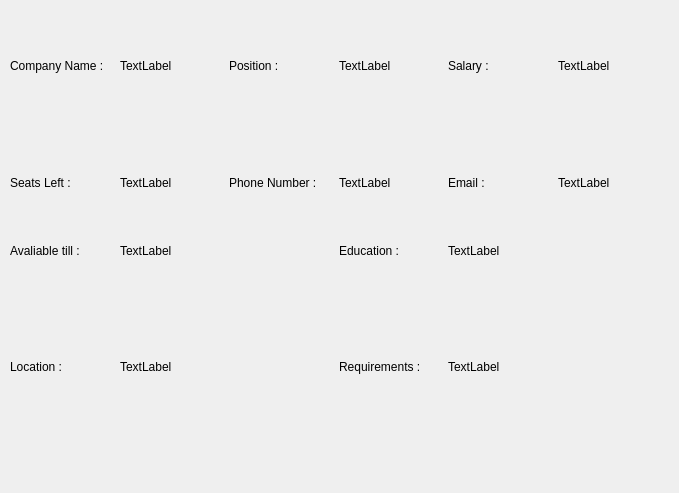
Above: viewJob.ui from santabou/JobMatch before the change. Below: the same form after it.
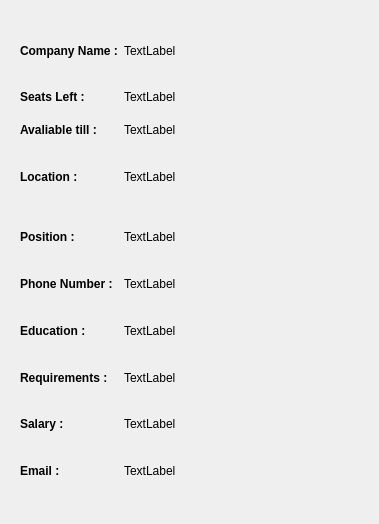
That is the form after the change.

```diff
--- a/viewJob.ui
+++ b/viewJob.ui
@@ -6,8 +6,8 @@
    <rect>
     <x>0</x>
     <y>0</y>
-    <width>679</width>
-    <height>493</height>
+    <width>379</width>
+    <height>524</height>
    </rect>
   </property>
   <property name="windowTitle">
@@ -16,20 +16,58 @@
   <widget class="QWidget" name="gridLayoutWidget">
    <property name="geometry">
     <rect>
-     <x>10</x>
-     <y>10</y>
-     <width>651</width>
+     <x>20</x>
+     <y>30</y>
+     <width>341</width>
      <height>461</height>
     </rect>
    </property>
    <layout class="QGridLayout" name="gridLayout">
-    <item row="0" column="5">
-     <widget class="QLabel" name="sallabel">
+    <item row="2" column="0" alignment="Qt::AlignTop">
+     <widget class="QLabel" name="label_13">
+      <property name="font">
+       <font>
+        <bold>true</bold>
+       </font>
+      </property>
       <property name="text">
+       <string>Avaliable till :</string>
+      </property>
+     </widget>
+    </item>
+    <item row="6" column="1" alignment="Qt::AlignTop">
+     <widget class="QLabel" name="loclabel">
+      <property name="text">
        <string>TextLabel</string>
       </property>
      </widget>
     </item>
+    <item row="8" column="1">
+     <widget class="QLabel" name="pnblabel">
+      <property name="text">
+       <string>TextLabel</string>
+      </property>
+     </widget>
+    </item>
+    <item row="9" column="1">
+     <widget class="QLabel" name="edulabel">
+      <property name="text">
+       <string>TextLabel</string>
+      </property>
+     </widget>
+    </item>
+    <item row="6" column="0" alignment="Qt::AlignTop">
+     <widget class="QLabel" name="label_16">
+      <property name="font">
+       <font>
+        <bold>true</bold>
+       </font>
+      </property>
+      <property name="text">
+       <string>Location :</string>
+      </property>
+     </widget>
+    </item>
     <item row="1" column="1">
      <widget class="QLabel" name="seatlabel">
       <property name="text">
@@ -37,125 +75,100 @@
       </property>
      </widget>
     </item>
-    <item row="0" column="1">
-     <widget class="QLabel" name="cnlabel">
+    <item row="10" column="1">
+     <widget class="QLabel" name="reqlabel">
       <property name="text">
        <string>TextLabel</string>
       </property>
      </widget>
     </item>
-    <item row="1" column="2">
-     <widget class="QLabel" name="label_7">
-      <property name="text">
-       <string>Phone Number :</string>
-      </property>
-     </widget>
-    </item>
-    <item row="0" column="2">
+    <item row="7" column="0">
      <widget class="QLabel" name="label_3">
+      <property name="font">
+       <font>
+        <bold>true</bold>
+       </font>
+      </property>
       <property name="text">
        <string>Position :</string>
       </property>
      </widget>
     </item>
-    <item row="6" column="4" alignment="Qt::AlignTop">
-     <widget class="QLabel" name="reqlabel">
-      <property name="text">
-       <string>TextLabel</string>
-      </property>
-     </widget>
-    </item>
-    <item row="6" column="3" alignment="Qt::AlignTop">
-     <widget class="QLabel" name="label_17">
-      <property name="text">
-       <string>Requirements :</string>
-      </property>
-     </widget>
-    </item>
-    <item row="0" column="3">
-     <widget class="QLabel" name="poslabel">
-      <property name="text">
-       <string>TextLabel</string>
-      </property>
-     </widget>
-    </item>
-    <item row="6" column="1" alignment="Qt::AlignTop">
-     <widget class="QLabel" name="loclabel">
-      <property name="text">
-       <string>TextLabel</string>
-      </property>
-     </widget>
-    </item>
     <item row="0" column="0">
      <widget class="QLabel" name="label">
+      <property name="sizePolicy">
+       <sizepolicy hsizetype="Fixed" vsizetype="Preferred">
+        <horstretch>0</horstretch>
+        <verstretch>0</verstretch>
+       </sizepolicy>
+      </property>
+      <property name="font">
+       <font>
+        <bold>true</bold>
+       </font>
+      </property>
       <property name="text">
        <string>Company Name :</string>
       </property>
      </widget>
     </item>
-    <item row="2" column="4" alignment="Qt::AlignTop">
-     <widget class="QLabel" name="edulabel">
-      <property name="text">
-       <string>TextLabel</string>
+    <item row="8" column="0">
+     <widget class="QLabel" name="label_7">
+      <property name="font">
+       <font>
+        <bold>true</bold>
+       </font>
       </property>
-     </widget>
-    </item>
-    <item row="0" column="4">
-     <widget class="QLabel" name="label_5">
       <property name="text">
-       <string>Salary :</string>
+       <string>Phone Number :</string>
       </property>
      </widget>
     </item>
-    <item row="1" column="3">
-     <widget class="QLabel" name="pnblabel">
-      <property name="text">
-       <string>TextLabel</string>
-      </property>
-     </widget>
-    </item>
-    <item row="1" column="4">
-     <widget class="QLabel" name="label_11">
-      <property name="text">
-       <string>Email :</string>
-      </property>
-     </widget>
-    </item>
-    <item row="2" column="0" alignment="Qt::AlignTop">
-     <widget class="QLabel" name="label_13">
-      <property name="text">
-       <string>Avaliable till :</string>
-      </property>
-     </widget>
-    </item>
-    <item row="2" column="3" alignment="Qt::AlignTop">
+    <item row="9" column="0">
      <widget class="QLabel" name="label_15">
+      <property name="font">
+       <font>
+        <bold>true</bold>
+       </font>
+      </property>
       <property name="text">
        <string>Education :</string>
       </property>
      </widget>
     </item>
-    <item row="6" column="0" alignment="Qt::AlignTop">
-     <widget class="QLabel" name="label_16">
+    <item row="7" column="1">
+     <widget class="QLabel" name="poslabel">
       <property name="text">
-       <string>Location :</string>
+       <string>TextLabel</string>
       </property>
      </widget>
     </item>
-    <item row="1" column="0">
-     <widget class="QLabel" name="label_9">
+    <item row="10" column="0">
+     <widget class="QLabel" name="label_17">
+      <property name="font">
+       <font>
+        <bold>true</bold>
+       </font>
+      </property>
       <property name="text">
-       <string>Seats Left :</string>
+       <string>Requirements :</string>
       </property>
      </widget>
     </item>
-    <item row="1" column="5">
+    <item row="12" column="1">
      <widget class="QLabel" name="emlabel">
       <property name="text">
        <string>TextLabel</string>
       </property>
      </widget>
     </item>
+    <item row="11" column="1">
+     <widget class="QLabel" name="sallabel">
+      <property name="text">
+       <string>TextLabel</string>
+      </property>
+     </widget>
+    </item>
     <item row="2" column="1" alignment="Qt::AlignTop">
      <widget class="QLabel" name="avalabel">
       <property name="text">
@@ -163,6 +176,55 @@
       </property>
      </widget>
     </item>
+    <item row="0" column="1">
+     <widget class="QLabel" name="cnlabel">
+      <property name="sizePolicy">
+       <sizepolicy hsizetype="Minimum" vsizetype="Preferred">
+        <horstretch>0</horstretch>
+        <verstretch>0</verstretch>
+       </sizepolicy>
+      </property>
+      <property name="text">
+       <string>TextLabel</string>
+      </property>
+     </widget>
+    </item>
+    <item row="1" column="0">
+     <widget class="QLabel" name="label_9">
+      <property name="font">
+       <font>
+        <bold>true</bold>
+       </font>
+      </property>
+      <property name="text">
+       <string>Seats Left :</string>
+      </property>
+     </widget>
+    </item>
+    <item row="11" column="0">
+     <widget class="QLabel" name="label_5">
+      <property name="font">
+       <font>
+        <bold>true</bold>
+       </font>
+      </property>
+      <property name="text">
+       <string>Salary :</string>
+      </property>
+     </widget>
+    </item>
+    <item row="12" column="0">
+     <widget class="QLabel" name="label_11">
+      <property name="font">
+       <font>
+        <bold>true</bold>
+       </font>
+      </property>
+      <property name="text">
+       <string>Email :</string>
+      </property>
+     </widget>
+    </item>
    </layout>
   </widget>
  </widget>
```
